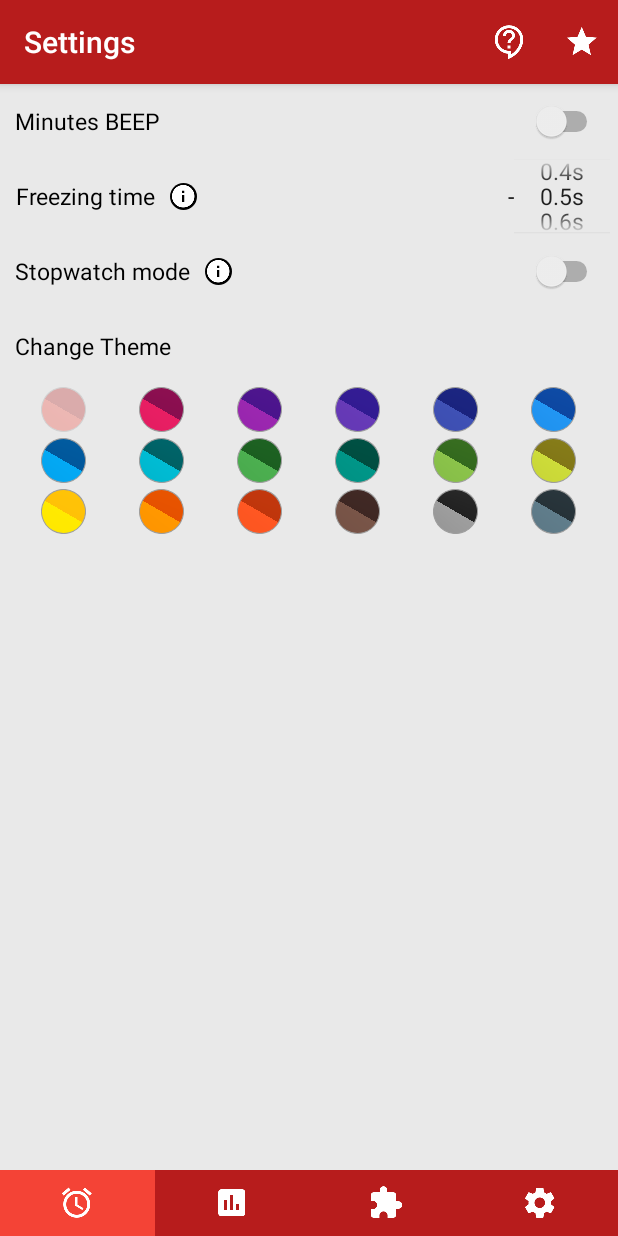
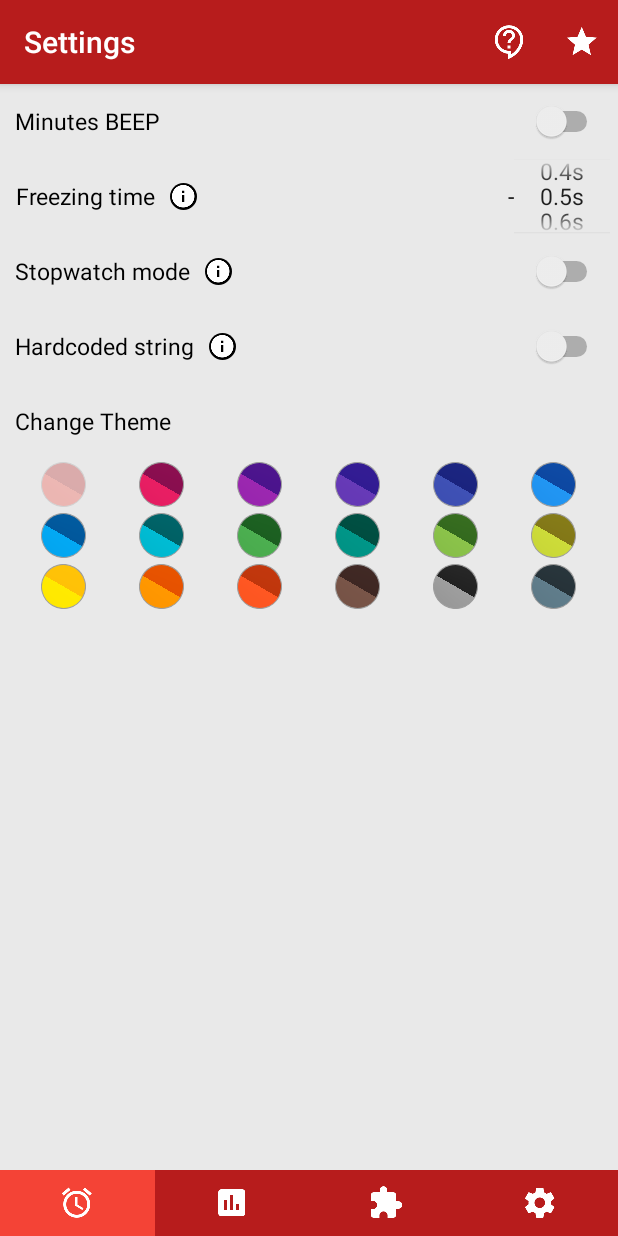
Before and after one commit to jdediegomrt/CubeMaster, an Android app: the fragment SettingsFragment placed in its activity, on a phone screen of 412 x 824 dp. Run offline under Robolectric (Android 15) with nearby library versions, the phone set to English and light mode, and no system bars; our stand-ins replace AdMob.

Commit message:
preparing scramble #2

```diff
--- a/app/build.gradle
+++ b/app/build.gradle
@@ -33,7 +33,7 @@ dependencies {
     implementation 'com.android.support:design:27.1.1'
     implementation 'com.android.support:support-v4:27.1.1'
 
-    implementation 'com.android.support.constraint:constraint-layout:1.1.0'
+    implementation 'com.android.support.constraint:constraint-layout:1.1.2'
 
     testImplementation 'junit:junit:4.12'
 }
--- a/app/src/main/java/com/jaimedediego/cubemaster/config/PrefsConfig.java
+++ b/app/src/main/java/com/jaimedediego/cubemaster/config/PrefsConfig.java
@@ -59,5 +59,9 @@ public class PrefsConfig {
             editor.putBoolean("ratedOrNever", false);
             editor.apply();
         }
+        if(!prefs.contains("wholeCubeRotations")){
+            editor.putBoolean("wholeCubeRotations", false);
+            editor.apply();
+        }
     }
 }
--- a/app/src/main/java/com/jaimedediego/cubemaster/config/ScrambleConfig.java
+++ b/app/src/main/java/com/jaimedediego/cubemaster/config/ScrambleConfig.java
@@ -23,14 +23,21 @@ public class ScrambleConfig {
         return instance;
     }
 
-    public void scrambleNxNxN(int size){
+    public List<String> scrambleNxNxN(int size){
         List<String> allSides = new ArrayList<>();
+        if(size%2!=0){
+            allSides.addAll(Constants.getInstance().oddNumberNxNxN);
+        }
         List<String> extSides = Constants.getInstance().NxNxN;
         for(int i = 0; i < (size/2); i++){
             for(int j = 0; j < extSides.size(); j++){
-                allSides.add(extSides.get(j) + (i+1));
+                if(i>0) {
+                    allSides.add(extSides.get(j) + (i + 1));
+                    allSides.add((i + 1) + extSides.get(j));
+                }
             }
         }
         allSides.addAll(extSides);
+        return allSides;
     }
 }
--- a/app/src/main/java/com/jaimedediego/cubemaster/methods/PrefsMethods.java
+++ b/app/src/main/java/com/jaimedediego/cubemaster/methods/PrefsMethods.java
@@ -87,4 +87,18 @@ public class PrefsMethods {
         prefsConfig.editor.putBoolean("ratedOrNever", ratedOrNever);
         prefsConfig.editor.apply();
     }
+
+
+    public boolean isWholeCubeRotationsEnabled(){
+        if(prefsConfig.prefs.getBoolean("wholeCubeRotations", false)){
+            return true;
+        } else {
+            return false;
+        }
+    }
+
+    public void setWholeCubeRotations(boolean wholeCubeRotations){
+        prefsConfig.editor.putBoolean("wholeCubeRotations", wholeCubeRotations);
+        prefsConfig.editor.apply();
+    }
 }
--- a/app/src/main/java/com/jaimedediego/cubemaster/utils/Constants.java
+++ b/app/src/main/java/com/jaimedediego/cubemaster/utils/Constants.java
@@ -6,6 +6,10 @@ import java.util.List;
 public class Constants {
 
     public List<String> NxNxN = Arrays.asList("U", "F", "R", "B", "L", "D");
+
+    public List<String> NxNxNRotations = Arrays.asList("X", "Y", "Z");
+
+    public List<String> oddNumberNxNxN = Arrays.asList("M", "E", "S");
 
     private static Constants instance;
 
--- a/app/src/main/java/com/jaimedediego/cubemaster/view/MainActivity.java
+++ b/app/src/main/java/com/jaimedediego/cubemaster/view/MainActivity.java
@@ -15,6 +15,7 @@ import android.support.v4.app.FragmentManager;
 import android.support.v4.app.FragmentTransaction;
 import android.support.v7.app.AppCompatActivity;
 import android.support.v7.widget.Toolbar;
+import android.util.Log;
 import android.view.View;
 import android.view.ViewGroup;
 import android.widget.CompoundButton;
@@ -29,6 +30,7 @@ import com.google.android.gms.ads.AdView;
 import com.google.android.gms.ads.MobileAds;
 import com.jaimedediego.cubemaster.R;
 import com.jaimedediego.cubemaster.config.PrefsConfig;
+import com.jaimedediego.cubemaster.config.ScrambleConfig;
 import com.jaimedediego.cubemaster.config.ThemeConfig;
 import com.jaimedediego.cubemaster.methods.DatabaseMethods;
 import com.jaimedediego.cubemaster.methods.PrefsMethods;
@@ -61,6 +63,8 @@ public class MainActivity extends AppCompatActivity
         ThemeConfig.getInstance().initConfig();
 
         setContentView(R.layout.activity_main);
+
+        Log.e("Scramble", ScrambleConfig.getInstance().scrambleNxNxN(5).toString() + ScrambleConfig.getInstance().scrambleNxNxN(5).size());
 
 //        PrefsMethods.getInstance().setOnboardingShown(false);
         if (!PrefsMethods.getInstance().isOnboardingShown()) {
--- a/app/src/main/java/com/jaimedediego/cubemaster/view/SettingsFragment.java
+++ b/app/src/main/java/com/jaimedediego/cubemaster/view/SettingsFragment.java
@@ -71,15 +71,19 @@ public class SettingsFragment extends Fragment {
 
         final Switch beep = v.findViewById(R.id.beep_switch);
         final Switch pause = v.findViewById(R.id.stopwatch_switch);
+        final Switch wholeCubeRotation = v.findViewById(R.id.wholecuberotations_switch);
         final ImageButton stopwatchInfoButton = v.findViewById(R.id.stopwatch_info);
+        final ImageButton wholeCubeRotationInfoButton = v.findViewById(R.id.wholecuberotations_info);
         final NumberPicker freezingTime = v.findViewById(R.id.frtime_setter);
         final GridView gridView = v.findViewById(R.id.color_gridview);
         final ImageButton frTimeInfoButton = v.findViewById(R.id.frtime_info);
         final LinearLayout settingsLayout = v.findViewById(R.id.settings_layout);
         final TextView frTimeInfoText = v.findViewById(R.id.frtime_info_text);
         final TextView stopwatchInfoText = v.findViewById(R.id.stopwatch_info_text);
+        final TextView wholeCubeRotationInfoText = v.findViewById(R.id.wholecuberotations_info_text);
         final ViewGroup.LayoutParams frTimeParams = frTimeInfoText.getLayoutParams();
         final ViewGroup.LayoutParams stopwatchParams = stopwatchInfoText.getLayoutParams();
+        final ViewGroup.LayoutParams wholeCubeRotationParams = wholeCubeRotationInfoText.getLayoutParams();
 
         if (Build.VERSION.SDK_INT >= Build.VERSION_CODES.JELLY_BEAN) {
             LayoutTransition layoutTransition = settingsLayout.getLayoutTransition();
@@ -101,6 +105,10 @@ public class SettingsFragment extends Fragment {
 
         if(PrefsMethods.getInstance().isPauseActivated()){
             pause.setChecked(true);
+        }
+
+        if(PrefsMethods.getInstance().isWholeCubeRotationsEnabled()){
+            wholeCubeRotation.setChecked(true);
         }
 
         frTimeInfoButton.setOnClickListener(new View.OnClickListener() {
@@ -153,6 +161,31 @@ public class SettingsFragment extends Fragment {
             }
         });
 
+        wholeCubeRotation.setOnClickListener(new View.OnClickListener() {
+            @Override
+            public void onClick(View view) {
+                if(wholeCubeRotation.isChecked()){
+                    PrefsMethods.getInstance().setWholeCubeRotations(true);
+                } else {
+                    PrefsMethods.getInstance().setWholeCubeRotations(false);
+                }
+            }
+        });
+
+        wholeCubeRotationInfoButton.setOnClickListener(new View.OnClickListener() {
+            @Override
+            public void onClick(View view) {
+                if(wholeCubeRotationInfoText.getHeight()!=0){
+                    wholeCubeRotationInfoButton.setColorFilter(null);
+                    wholeCubeRotationInfoText.setLayoutParams(wholeCubeRotationParams);
+                } else {
+                    wholeCubeRotationInfoButton.setColorFilter(Session.getInstance().lightColorTheme);
+                    RelativeLayout.LayoutParams layoutParams = new RelativeLayout.LayoutParams(RelativeLayout.LayoutParams.MATCH_PARENT, RelativeLayout.LayoutParams.WRAP_CONTENT);
+                    wholeCubeRotationInfoText.setLayoutParams(layoutParams);
+                }
+            }
+        });
+
         freezingTime.setOnValueChangedListener( new NumberPicker.
                 OnValueChangeListener() {
             @Override
--- a/app/src/main/res/layout/fragment_settings.xml
+++ b/app/src/main/res/layout/fragment_settings.xml
@@ -181,6 +181,69 @@
 
         <RelativeLayout
             android:layout_width="match_parent"
+            android:minHeight="50dp"
+            android:layout_height="50dp"
+            android:paddingStart="10dp"
+            android:paddingLeft="10dp"
+            android:paddingEnd="10dp"
+            android:paddingRight="10dp">
+
+            <TextView
+                android:id="@+id/wholecuberotations_text"
+                android:layout_width="wrap_content"
+                android:layout_height="50dp"
+                android:text="Hardcoded string"
+                android:layout_centerVertical="true"
+                android:gravity="center"
+                android:textColor="@color/md_black_1000"
+                android:textSize="15sp"/>
+
+            <ImageButton
+                android:id="@+id/wholecuberotations_info"
+                android:layout_marginLeft="10dp"
+                android:layout_marginStart="10dp"
+                android:contentDescription="@string/selected"
+                android:layout_centerVertical="true"
+                android:gravity="center"
+                android:background="@drawable/background_info_button"
+                android:layout_width="wrap_content"
+                android:layout_height="wrap_content"
+                android:src="@drawable/ic_info_white_18dp"
+                android:layout_toRightOf="@id/wholecuberotations_text"
+                android:layout_toEndOf="@id/wholecuberotations_text"/>
+
+            <Switch
+                android:layout_alignParentRight="true"
+                android:layout_alignParentEnd="true"
+                android:id="@+id/wholecuberotations_switch"
+                android:layout_centerVertical="true"
+                android:layout_width="wrap_content"
+                android:layout_height="wrap_content"/>
+
+        </RelativeLayout>
+
+        <RelativeLayout
+            android:id="@+id/wholecuberotations_info_layout"
+            android:layout_width="match_parent"
+            android:layout_height="wrap_content"
+            android:paddingStart="10dp"
+            android:paddingLeft="10dp"
+            android:paddingEnd="10dp"
+            android:paddingRight="10dp">
+
+            <TextView
+                android:id="@+id/wholecuberotations_info_text"
+                android:layout_width="0dp"
+                android:layout_height="0dp"
+                android:text="Hardcoded string"
+                android:layout_centerVertical="true"
+                android:textColor="@color/md_black_1000"
+                android:textSize="13sp"/>
+
+        </RelativeLayout>
+
+        <RelativeLayout
+            android:layout_width="match_parent"
             android:layout_height="50dp"
             android:paddingStart="10dp"
             android:paddingEnd="10dp">
--- a/build.gradle
+++ b/build.gradle
@@ -11,7 +11,7 @@ buildscript {
     }
     dependencies {
         classpath 'com.google.gms:google-services:3.3.1'
-        classpath 'com.android.tools.build:gradle:3.1.3'
+        classpath 'com.android.tools.build:gradle:3.1.4'
 
         // NOTE: Do not place your application dependencies here; they belong
         // in the individual module build.gradle files
```
Also changed, not shown: 3 other files.
